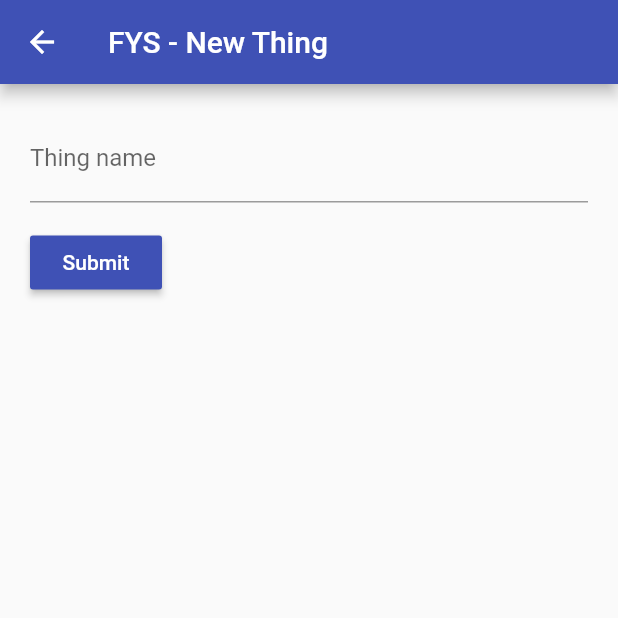
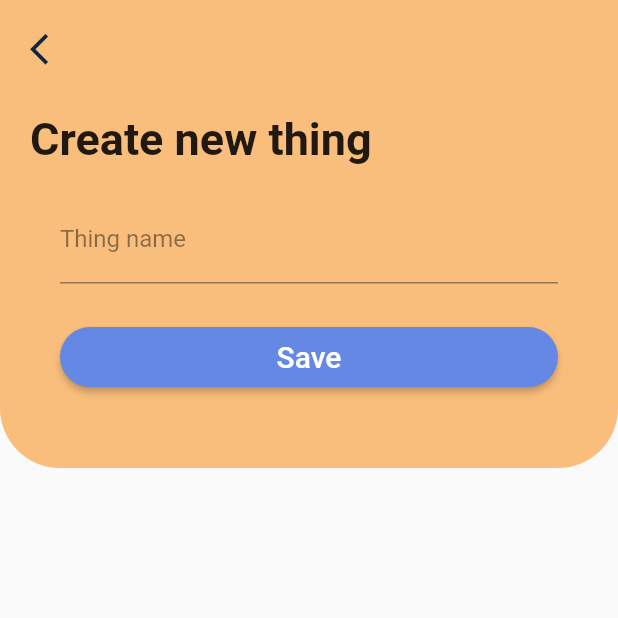
Before and after one commit to fcorrionero/flutter-follow-your-stuff, a Flutter app: the screen it shows after launch, after a tap on "New thing", on a phone screen of 412 x 824 dp, the top half of it. Run offline on Flutter 3.47's test engine with Material 2 defaults, Android fonts, the phone set to English and light mode, and no system bars; our stand-ins replace get_it, injectable, sqflite; accounts and stored records are empty.

```diff
--- a/lib/Application/pages/element/element_detail_page.dart
+++ b/lib/Application/pages/element/element_detail_page.dart
@@ -7,8 +7,7 @@ import 'package:followyourstuff/Domain/Aggregate/PropertyAggregate.dart';
 import 'package:followyourstuff/Domain/Aggregate/ThingAggregate.dart';
 import 'package:followyourstuff/Domain/Repositoy/EventRepository.dart';
 import 'package:followyourstuff/Domain/Repositoy/PropertyRepository.dart';
-import 'package:followyourstuff/Infrastructure/sqlite/SqliteEventRepository.dart';
-import 'package:followyourstuff/Infrastructure/sqlite/SqlitePropertyRepository.dart';
+import 'package:followyourstuff/injection.dart';
 import 'package:intl/intl.dart';
 
 class ElementPage extends StatefulWidget {
@@ -26,9 +25,8 @@ class _ElementPageState extends State<ElementPage> {
   List<EventAggregate> events = [];
   List<PropertyAggregate> eventTypes = [];
 
-  EventRepository repository = SqliteEventRepository();
-  PropertyRepository propertyRepository = SqlitePropertyRepository();
-
+  final EventRepository repository = getIt<EventRepository>();
+  final PropertyRepository propertyRepository = getIt<PropertyRepository>();
   @override
   void initState() {
     this.refresh();
--- a/lib/Application/pages/element/new_element_page.dart
+++ b/lib/Application/pages/element/new_element_page.dart
@@ -2,7 +2,7 @@ import 'package:flutter/material.dart';
 import 'package:followyourstuff/Application/DTO/ElementDTO.dart';
 import 'package:followyourstuff/Domain/Aggregate/ThingAggregate.dart';
 import 'package:followyourstuff/Domain/Repositoy/ElementRepository.dart';
-import 'package:followyourstuff/Infrastructure/sqlite/SqliteElementRepository.dart';
+import 'package:followyourstuff/injection.dart';
 
 class NewElementForm extends StatefulWidget {
 
@@ -23,7 +23,7 @@ class NewElementFormState extends State<NewElementForm> {
 
   final _elementNameController = TextEditingController();
 
-  ElementRepository elementRepository = SqliteElementRepository();
+  ElementRepository elementRepository = getIt<ElementRepository>();
 
   createState() {
 
--- a/lib/Application/pages/event/event_detail_page.dart
+++ b/lib/Application/pages/event/event_detail_page.dart
@@ -2,7 +2,7 @@ import 'package:flutter/cupertino.dart';
 import 'package:flutter/material.dart';
 import 'package:followyourstuff/Domain/Aggregate/EventAggregate.dart';
 import 'package:followyourstuff/Domain/Repositoy/EventRepository.dart';
-import 'package:followyourstuff/Infrastructure/sqlite/SqliteEventRepository.dart';
+import 'package:followyourstuff/injection.dart';
 
 class EventPage extends StatefulWidget {
 
@@ -16,7 +16,7 @@ class EventPage extends StatefulWidget {
 
 class _EventPageState extends State<EventPage> {
 
-  EventRepository eventRepository = SqliteEventRepository();
+  EventRepository eventRepository = getIt<EventRepository>();
 
   @override
   Widget build(BuildContext context) {
--- a/lib/Application/pages/event/new_event_page.dart
+++ b/lib/Application/pages/event/new_event_page.dart
@@ -7,8 +7,7 @@ import 'package:followyourstuff/Domain/Aggregate/PropertyAggregate.dart';
 import 'package:followyourstuff/Domain/Aggregate/ThingAggregate.dart';
 import 'package:followyourstuff/Domain/Repositoy/EventRepository.dart';
 import 'package:followyourstuff/Domain/Repositoy/PropertyRepository.dart';
-import 'package:followyourstuff/Infrastructure/sqlite/SqliteEventRepository.dart';
-import 'package:followyourstuff/Infrastructure/sqlite/SqlitePropertyRepository.dart';
+import 'package:followyourstuff/injection.dart';
 import 'package:intl/intl.dart';
 
 class NewEventForm extends StatefulWidget {
@@ -30,8 +29,8 @@ class NewEventForm extends StatefulWidget {
 class NewEventFormState extends State<NewEventForm> {
   final _formKey = GlobalKey<FormState>();
 
-  EventRepository repository = SqliteEventRepository();
-  PropertyRepository propertyRepository = SqlitePropertyRepository();
+  EventRepository repository = getIt<EventRepository>();
+  PropertyRepository propertyRepository = getIt<PropertyRepository>();
 
   TextEditingController descriptionController = TextEditingController();
   TextEditingController dateController = TextEditingController();
--- a/lib/Application/pages/home_page.dart
+++ b/lib/Application/pages/home_page.dart
@@ -3,7 +3,7 @@ import 'package:followyourstuff/Application/pages/thing/new_thing_page.dart';
 import 'package:followyourstuff/Application/pages/thing/thing_page.dart';
 import 'package:followyourstuff/Domain/Aggregate/ThingAggregate.dart';
 import 'package:followyourstuff/Domain/Repositoy/ThingRepository.dart';
-import 'package:followyourstuff/Infrastructure/sqlite/SqliteThingRepository.dart';
+import 'package:followyourstuff/injection.dart';
 
 class HomePage extends StatefulWidget {
 
@@ -16,7 +16,7 @@ class _HomePageState extends State<HomePage> {
 
   List<ThingAggregate> things = [];
 
-  ThingRepository thingRepository = SqliteThingRepository();
+  ThingRepository thingRepository = getIt<ThingRepository>();
 
   @override
   void initState() {
--- /dev/null
+++ b/lib/Application/pages/theme/colors/light_colors.dart
@@ -0,0 +1,16 @@
+import 'package:flutter/material.dart';
+
+class LightColors  {
+  static const Color kLightYellow = Color(0xFFFFF9EC);
+  static const Color kLightYellow2 = Color(0xFFFFE4C7);
+  static const Color kDarkYellow = Color(0xFFF9BE7C);
+  static const Color kPalePink = Color(0xFFFED4D6);
+
+  static const Color kRed = Color(0xFFE46472);
+  static const Color kLavender = Color(0xFFD5E4FE);
+  static const Color kBlue = Color(0xFF6488E4);
+  static const Color kLightGreen = Color(0xFFD9E6DC);
+  static const Color kGreen = Color(0xFF309397);
+
+  static const Color kDarkBlue = Color(0xFF0D253F);
+}
--- a/lib/Application/pages/thing/new_thing_page.dart
+++ b/lib/Application/pages/thing/new_thing_page.dart
@@ -1,7 +1,10 @@
 import 'package:flutter/material.dart';
 import 'package:followyourstuff/Application/DTO/ThingDTO.dart';
+import 'package:followyourstuff/Application/pages/theme/colors/light_colors.dart';
+import 'package:followyourstuff/Application/pages/widgets/back_button.dart';
+import 'package:followyourstuff/Application/pages/widgets/top_container.dart';
 import 'package:followyourstuff/Domain/Repositoy/ThingRepository.dart';
-import 'package:followyourstuff/Infrastructure/sqlite/SqliteThingRepository.dart';
+import 'package:followyourstuff/injection.dart';
 
 class NewThingForm extends StatefulWidget {
   @override
@@ -13,21 +16,43 @@ class NewThingForm extends StatefulWidget {
 class NewThingFormState extends State<NewThingForm> {
   final _formKey = GlobalKey<FormState>();
 
-  ThingRepository thingRepository = SqliteThingRepository();
+  ThingRepository thingRepository = getIt<ThingRepository>();
 
   final _thingNameController = TextEditingController();
 
   @override
   Widget build(BuildContext context) {
-    return Form(
+    double width = MediaQuery.of(context).size.width;
+    var donwardIcon = Icon(
+      Icons.keyboard_arrow_down,
+      color: Colors.black54,
+    );
+    return Scaffold(
+      body: SingleChildScrollView(
+        child: Column(
+          children: <Widget>[
+            TopContainer(
+              padding: EdgeInsets.fromLTRB(20, 20, 20, 30),
+              width: width,
+              child: Column(
+                children: <Widget>[
+                  MyBackButton(),
+                  SizedBox(
+                    height: 30,
+                  ),
+                  Row(
+                    mainAxisAlignment: MainAxisAlignment.start,
+                    children: <Widget>[
+                      Text(
+                        'Create new thing',
+                        style: TextStyle(
+                            fontSize: 30.0, fontWeight: FontWeight.w700),
+                      ),
+                    ],
+                  ),
+                  Form(
                     key: _formKey,
-      child: Scaffold(
-        appBar: AppBar (
-            title: Text('FYS - New Thing')
-        ),
-        body: Builder(
-          builder: (context) =>
-              Container(
+                    child: Container(
                       padding: const EdgeInsets.all(20),
                       child: Column(
                         crossAxisAlignment: CrossAxisAlignment.start,
@@ -35,7 +60,10 @@ class NewThingFormState extends State<NewThingForm> {
                           TextFormField(
                             controller: _thingNameController,
                             decoration: const InputDecoration(
-                          labelText: 'Thing name'
+                                labelText: 'Thing name',
+                                labelStyle: TextStyle(color: Colors.black45),
+                                focusedBorder: UnderlineInputBorder(borderSide: BorderSide(color: Colors.black)),
+                                border: UnderlineInputBorder(borderSide: BorderSide(color: Colors.grey)),
                             ),
                             validator: (value) {
                               if(value.isEmpty) {
@@ -44,18 +72,31 @@ class NewThingFormState extends State<NewThingForm> {
                             },
                           ),
                           Padding(
-                      padding: const EdgeInsets.symmetric(vertical: 16.0),
+                            padding: const EdgeInsets.only(top: 25.0),
+                            child: ButtonTheme(
+                              minWidth: double.infinity,
+                              height: 40,
                               child: RaisedButton(
-                        color: Colors.indigo,
                                 onPressed: () => _processForm(context),
-                        child: Text('Submit', style: TextStyle(color: Colors.white)),
+                                child: Text('Save',
+                                    style: TextStyle(color: Colors.white, fontSize: 20)),
+                                color: LightColors.kBlue,
+                                shape: RoundedRectangleBorder(
+                                  borderRadius: BorderRadius.circular(30),
+                                ),
+                              ),
                             ),
                           )
                         ],
                       ),
                     ),
-        )
-      )
+                  ),
+                ],
+              ),
+            ),
+          ],
+        ),
+      ),
     );
   }
 
--- a/lib/Application/pages/thing/thing_page.dart
+++ b/lib/Application/pages/thing/thing_page.dart
@@ -4,12 +4,12 @@ import 'package:followyourstuff/Application/pages/element/new_element_page.dart'
 import 'package:followyourstuff/Domain/Aggregate/ElementAggregate.dart';
 import 'package:followyourstuff/Domain/Aggregate/ThingAggregate.dart';
 import 'package:followyourstuff/Domain/Repositoy/ElementRepository.dart';
-import 'package:followyourstuff/Infrastructure/sqlite/SqliteElementRepository.dart';
+import 'package:followyourstuff/injection.dart';
 import 'package:intl/intl.dart';
 
 class ThingPage extends StatefulWidget {
 
-  ThingAggregate thing;
+  final ThingAggregate thing;
 
   ThingPage({Key key, @required this.thing}) : super(key: key);
 
@@ -21,8 +21,7 @@ class ThingPage extends StatefulWidget {
 class _ThingPageState extends State<ThingPage> {
 
   List<ElementAggregate> elements = [];
-
-  ElementRepository elementRepository = SqliteElementRepository();
+  final ElementRepository elementRepository = getIt<ElementRepository>();
 
   @override
   void initState() {
@@ -31,7 +30,7 @@ class _ThingPageState extends State<ThingPage> {
   }
 
   void refresh() async {
-    this.elements = await elementRepository.findElementsByThingId(widget.thing.id);
+    this.elements = await this.elementRepository.findElementsByThingId(widget.thing.id);
     setState(() { });
   }
 
--- /dev/null
+++ b/lib/Application/pages/widgets/back_button.dart
@@ -0,0 +1,24 @@
+import 'package:flutter/material.dart';
+import 'package:followyourstuff/Application/pages/theme/colors/light_colors.dart';
+
+class MyBackButton extends StatelessWidget {
+  @override
+  Widget build(BuildContext context) {
+    return Hero(
+      tag: 'backButton',
+      child: GestureDetector(
+        onTap: (){
+          Navigator.pop(context);
+        },
+        child: Align(
+          alignment: Alignment.centerLeft,
+          child: Icon(
+            Icons.arrow_back_ios,
+            size: 25,
+            color: LightColors.kDarkBlue,
+          ),
+        ),
+      ),
+    );
+  }
+}
--- /dev/null
+++ b/lib/Application/pages/widgets/top_container.dart
@@ -0,0 +1,28 @@
+import 'package:flutter/material.dart';
+import 'package:followyourstuff/Application/pages/theme/colors/light_colors.dart';
+
+class TopContainer extends StatelessWidget {
+  final double height;
+  final double width;
+  final Widget child;
+  final EdgeInsets padding;
+  TopContainer({this.height, this.width, this.child, this.padding});
+
+  @override
+  Widget build(BuildContext context) {
+    return Container(
+      padding: padding!=null ? padding : EdgeInsets.symmetric(horizontal: 20.0),
+      decoration: BoxDecoration(
+        color: LightColors.kDarkYellow,
+        borderRadius:  BorderRadius.only(
+          bottomRight: Radius.circular(40.0),
+          bottomLeft: Radius.circular(40.0),
+        ),
+      ),
+      height: height,
+      width: width,
+      child: child,
+    );
+  }
+
+}
--- a/lib/Domain/Repositoy/ThingRepository.dart
+++ b/lib/Domain/Repositoy/ThingRepository.dart
@@ -1,4 +1,3 @@
-
 import 'package:followyourstuff/Application/DTO/ThingDTO.dart';
 import 'package:followyourstuff/Domain/Aggregate/ThingAggregate.dart';
 
--- a/lib/Infrastructure/sqlite/SqliteElementRepository.dart
+++ b/lib/Infrastructure/sqlite/SqliteElementRepository.dart
@@ -2,7 +2,10 @@ import 'package:followyourstuff/Application/DTO/ElementDTO.dart';
 import 'package:followyourstuff/Domain/Aggregate/ElementAggregate.dart';
 import 'package:followyourstuff/Domain/Repositoy/ElementRepository.dart';
 import 'package:followyourstuff/Infrastructure/sqlite/db.dart';
+import 'package:followyourstuff/injection.dart';
+import 'package:injectable/injectable.dart';
 
+@Injectable(as: ElementRepository, env: Env.prod)
 class SqliteElementRepository implements ElementRepository {
 
   @override
--- a/lib/Infrastructure/sqlite/SqliteEventRepository.dart
+++ b/lib/Infrastructure/sqlite/SqliteEventRepository.dart
@@ -2,7 +2,10 @@ import 'package:followyourstuff/Application/DTO/EventDTO.dart';
 import 'package:followyourstuff/Domain/Aggregate/EventAggregate.dart';
 import 'package:followyourstuff/Domain/Repositoy/EventRepository.dart';
 import 'package:followyourstuff/Infrastructure/sqlite/db.dart';
+import 'package:followyourstuff/injection.dart';
+import 'package:injectable/injectable.dart';
 
+@Injectable(as: EventRepository, env: Env.prod)
 class SqliteEventRepository implements EventRepository {
   @override
   Future<List<EventAggregate>> findEventsByElementId(int elementId) async {
--- a/lib/Infrastructure/sqlite/SqlitePropertyRepository.dart
+++ b/lib/Infrastructure/sqlite/SqlitePropertyRepository.dart
@@ -2,7 +2,10 @@ import 'package:followyourstuff/Application/DTO/PropertyDTO.dart';
 import 'package:followyourstuff/Domain/Aggregate/PropertyAggregate.dart';
 import 'package:followyourstuff/Domain/Repositoy/PropertyRepository.dart';
 import 'package:followyourstuff/Infrastructure/sqlite/db.dart';
+import 'package:followyourstuff/injection.dart';
+import 'package:injectable/injectable.dart';
 
+@Injectable(as: PropertyRepository, env: Env.prod)
 class SqlitePropertyRepository implements PropertyRepository {
 
   @override
--- a/lib/Infrastructure/sqlite/SqliteThingRepository.dart
+++ b/lib/Infrastructure/sqlite/SqliteThingRepository.dart
@@ -2,7 +2,10 @@ import 'package:followyourstuff/Application/DTO/ThingDTO.dart';
 import 'package:followyourstuff/Domain/Aggregate/ThingAggregate.dart';
 import 'package:followyourstuff/Domain/Repositoy/ThingRepository.dart';
 import 'package:followyourstuff/Infrastructure/sqlite/db.dart';
+import 'package:followyourstuff/injection.dart';
+import 'package:injectable/injectable.dart';
 
+@Injectable(as: ThingRepository, env: Env.prod)
 class SqliteThingRepository implements ThingRepository {
 
   @override
--- /dev/null
+++ b/lib/injection.dart
@@ -0,0 +1,17 @@
+
+import 'package:get_it/get_it.dart';
+import 'package:injectable/injectable.dart';
+
+import 'injection.iconfig.dart';
+
+final getIt = GetIt.instance;
+
+@injectableInit
+void configureInjection(String environment) =>
+    $initGetIt(getIt,environment: environment);
+
+abstract class Env {
+  static const test = 'test';
+  static const dev  = 'dev';
+  static const prod = 'prod';
+}
--- /dev/null
+++ b/lib/injection.iconfig.dart
@@ -0,0 +1,25 @@
+// GENERATED CODE - DO NOT MODIFY BY HAND
+
+// **************************************************************************
+// InjectableConfigGenerator
+// **************************************************************************
+
+import 'package:followyourstuff/Infrastructure/sqlite/SqliteElementRepository.dart';
+import 'package:followyourstuff/Domain/Repositoy/ElementRepository.dart';
+import 'package:followyourstuff/Infrastructure/sqlite/SqliteEventRepository.dart';
+import 'package:followyourstuff/Domain/Repositoy/EventRepository.dart';
+import 'package:followyourstuff/Infrastructure/sqlite/SqlitePropertyRepository.dart';
+import 'package:followyourstuff/Domain/Repositoy/PropertyRepository.dart';
+import 'package:followyourstuff/Infrastructure/sqlite/SqliteThingRepository.dart';
+import 'package:followyourstuff/Domain/Repositoy/ThingRepository.dart';
+import 'package:get_it/get_it.dart';
+
+void $initGetIt(GetIt g, {String environment}) {
+  //Register prod Dependencies --------
+  if (environment == 'prod') {
+    g.registerFactory<ElementRepository>(() => SqliteElementRepository());
+    g.registerFactory<EventRepository>(() => SqliteEventRepository());
+    g.registerFactory<PropertyRepository>(() => SqlitePropertyRepository());
+    g.registerFactory<ThingRepository>(() => SqliteThingRepository());
+  }
+}
--- a/lib/main.dart
+++ b/lib/main.dart
@@ -1,9 +1,13 @@
 import 'package:flutter/material.dart';
 //import 'package:flutter/rendering.dart';
 import 'package:followyourstuff/Infrastructure/sqlite/db.dart';
+import 'package:followyourstuff/injection.dart';
 import 'Application/pages/home_page.dart';
 
 void main() async{
+
+  configureInjection(Env.prod);
+
   WidgetsFlutterBinding.ensureInitialized();
   //debugPaintPointersEnabled = true;
   await DB.init();
--- a/pubspec.yaml
+++ b/pubspec.yaml
@@ -23,8 +23,8 @@ dependencies:
   path:
   intl:
   datetime_picker_formfield: ^1.0.0
-  inject:
-    path: ./vendor/inject.dart/package/inject
+  injectable:
+  get_it:
 
 
   # The following adds the Cupertino Icons font to your application.
@@ -34,6 +34,8 @@ dependencies:
 dev_dependencies:
   flutter_test:
     sdk: flutter
+  injectable_generator:
+  build_runner:
 
 
 # For information on the generic Dart part of this file, see the
```
Also changed, not shown: pubspec.lock, 1 other file. Lines whose indentation alone changed are shown as unchanged.
